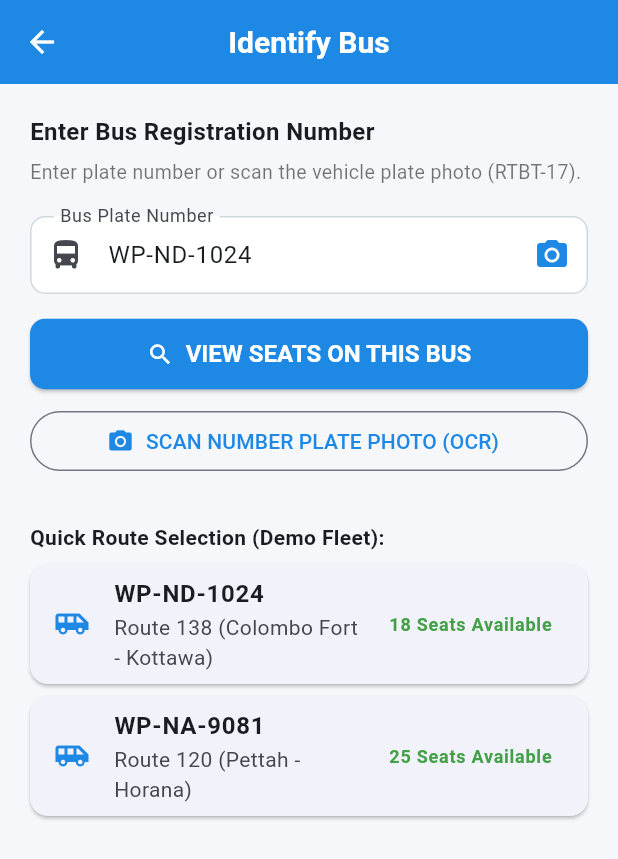
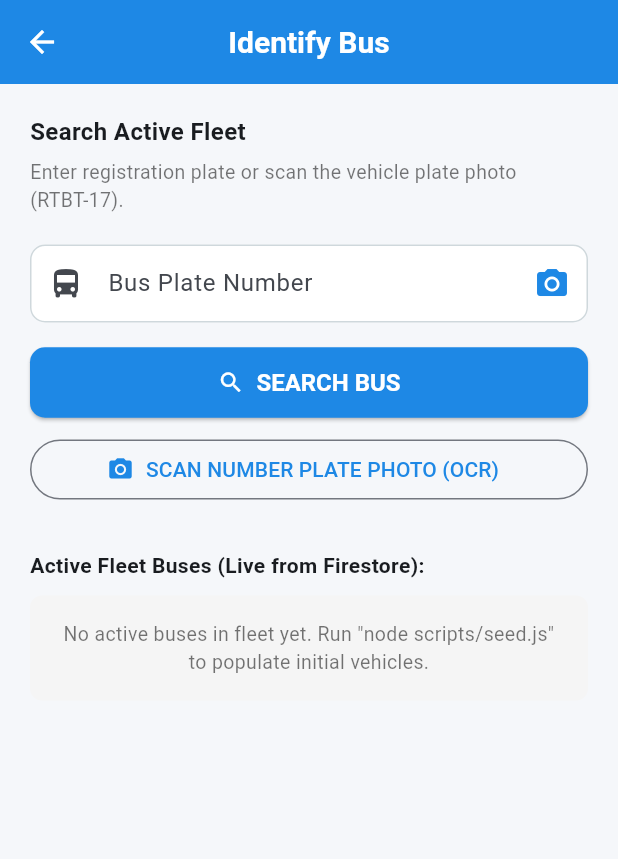
Before and after one commit to wijerathnakaa-dev/real-time-bus-ticket-system, a Flutter app: the FindBusScreen screen opened directly with empty values, on a phone screen of 412 x 824 dp. Shown: the top 859 px of the screen. Run offline on Flutter 3.47's test engine with Material 3 defaults, Android fonts, the phone set to English and light mode, and no system bars; our stand-ins replace cloud_firestore, firebase_auth, firebase_core, geolocator, image_picker; missing offline and left inert: google_mlkit_text_recognition; accounts and stored records are empty.

Commit message:
RTBT-17: add RouteModel, dynamic fleet browsing stream, and strict OCR regex

```diff
--- a/lib/screens/passenger/find_bus_screen.dart
+++ b/lib/screens/passenger/find_bus_screen.dart
@@ -21,7 +21,7 @@ class FindBusScreen extends StatefulWidget {
 }
 
 class _FindBusScreenState extends State<FindBusScreen> {
-  final TextEditingController _plateController = TextEditingController(text: 'WP-ND-1024');
+  final TextEditingController _plateController = TextEditingController();
   final BusService _busService = BusService();
   final NumberPlateOcrService _ocrService = NumberPlateOcrService();
 
@@ -35,10 +35,10 @@ class _FindBusScreenState extends State<FindBusScreen> {
     super.dispose();
   }
 
-  void _searchBus() async {
-    final plate = _plateController.text.trim();
+  void _searchBus([String? plateToSearch]) async {
+    final plate = (plateToSearch ?? _plateController.text).trim();
     if (plate.isEmpty) {
-      setState(() => _errorMessage = 'Please enter a bus number plate.');
+      setState(() => _errorMessage = 'Please enter a bus registration plate.');
       return;
     }
 
@@ -53,7 +53,7 @@ class _FindBusScreenState extends State<FindBusScreen> {
 
       if (bus == null) {
         setState(() {
-          _errorMessage = 'Bus "$plate" not found in active fleet.';
+          _errorMessage = 'Bus "$plate" was not found in active fleet.';
           _isLoading = false;
         });
         return;
@@ -91,11 +91,11 @@ class _FindBusScreenState extends State<FindBusScreen> {
     if (recognizedPlate != null) {
       _plateController.text = recognizedPlate;
       setState(() => _isLoading = false);
-      _searchBus();
+      _searchBus(recognizedPlate);
     } else {
       setState(() {
         _isLoading = false;
-        _errorMessage = 'Could not read number plate from photo. Please enter manually.';
+        _errorMessage = 'Could not read a valid number plate from image. Please enter manually.';
       });
     }
   }
@@ -115,12 +115,12 @@ class _FindBusScreenState extends State<FindBusScreen> {
             crossAxisAlignment: CrossAxisAlignment.stretch,
             children: [
               const Text(
-                'Enter Bus Registration Number',
+                'Search Active Fleet',
                 style: TextStyle(fontWeight: FontWeight.bold, fontSize: 16),
               ),
               const SizedBox(height: 6),
               const Text(
-                'Enter plate number or scan the vehicle plate photo (RTBT-17).',
+                'Enter registration plate or scan the vehicle plate photo (RTBT-17).',
                 style: TextStyle(color: Colors.black54, fontSize: 13),
               ),
               const SizedBox(height: 20),
@@ -130,7 +130,7 @@ class _FindBusScreenState extends State<FindBusScreen> {
                   margin: const EdgeInsets.only(bottom: 16),
                   padding: const EdgeInsets.all(12),
                   decoration: BoxDecoration(
-                    color: AppTheme.occupiedRed.withOpacity(0.1),
+                    color: AppTheme.occupiedRed.withValues(alpha: 0.1),
                     borderRadius: BorderRadius.circular(8),
                   ),
                   child: Text(_errorMessage!, style: const TextStyle(color: AppTheme.occupiedRed)),
@@ -152,9 +152,9 @@ class _FindBusScreenState extends State<FindBusScreen> {
               ),
               const SizedBox(height: 16),
               ElevatedButton.icon(
-                onPressed: _searchBus,
+                onPressed: () => _searchBus(),
                 icon: const Icon(Icons.search),
-                label: const Text('VIEW SEATS ON THIS BUS'),
+                label: const Text('SEARCH BUS'),
               ),
               const SizedBox(height: 10),
               OutlinedButton.icon(
@@ -165,33 +165,65 @@ class _FindBusScreenState extends State<FindBusScreen> {
 
               const SizedBox(height: 30),
               const Text(
-                'Quick Route Selection (Demo Fleet):',
+                'Active Fleet Buses (Live from Firestore):',
                 style: TextStyle(fontWeight: FontWeight.bold, fontSize: 14),
               ),
-              const SizedBox(height: 8),
-              _buildDemoBusCard('WP-ND-1024', 'Route 138 (Colombo Fort - Kottawa)', '18 Seats Available'),
-              _buildDemoBusCard('WP-NA-9081', 'Route 120 (Pettah - Horana)', '25 Seats Available'),
+              const SizedBox(height: 10),
+
+              StreamBuilder<List<BusModel>>(
+                stream: _busService.streamActiveBuses(),
+                builder: (context, snapshot) {
+                  if (snapshot.connectionState == ConnectionState.waiting) {
+                    return const Center(child: Padding(
+                      padding: EdgeInsets.all(16.0),
+                      child: CircularProgressIndicator(),
+                    ));
+                  }
+
+                  final buses = snapshot.data ?? [];
+                  if (buses.isEmpty) {
+                    return Container(
+                      padding: const EdgeInsets.all(16),
+                      decoration: BoxDecoration(
+                        color: Colors.grey.shade100,
+                        borderRadius: BorderRadius.circular(8),
+                      ),
+                      child: const Text(
+                        'No active buses in fleet yet. Run "node scripts/seed.js" to populate initial vehicles.',
+                        style: TextStyle(color: Colors.black54, fontSize: 13),
+                        textAlign: TextAlign.center,
+                      ),
+                    );
+                  }
+
+                  return ListView.builder(
+                    shrinkWrap: true,
+                    physics: const NeverScrollableScrollPhysics(),
+                    itemCount: buses.length,
+                    itemBuilder: (context, index) {
+                      final bus = buses[index];
+                      return Card(
+                        elevation: 1,
+                        margin: const EdgeInsets.only(bottom: 8),
+                        child: ListTile(
+                          leading: const Icon(Icons.airport_shuttle, color: AppTheme.primaryBlue),
+                          title: Text(bus.plateNumber, style: const TextStyle(fontWeight: FontWeight.bold)),
+                          subtitle: Text('Route ${bus.routeNumber} • Status: ${bus.status}'),
+                          trailing: const Icon(Icons.arrow_forward_ios, size: 14),
+                          onTap: () {
+                            _plateController.text = bus.plateNumber;
+                            _searchBus(bus.plateNumber);
+                          },
+                        ),
+                      );
+                    },
+                  );
+                },
+              ),
             ],
           ),
         ),
       ),
     );
   }
-
-  Widget _buildDemoBusCard(String plate, String route, String seats) {
-    return Card(
-      elevation: 1,
-      margin: const EdgeInsets.only(bottom: 8),
-      child: ListTile(
-        leading: const Icon(Icons.airport_shuttle, color: AppTheme.primaryBlue),
-        title: Text(plate, style: const TextStyle(fontWeight: FontWeight.bold)),
-        subtitle: Text(route),
-        trailing: Text(seats, style: const TextStyle(color: AppTheme.accentGreen, fontWeight: FontWeight.bold, fontSize: 12)),
-        onTap: () {
-          _plateController.text = plate;
-          _searchBus();
-        },
-      ),
-    );
-  }
 }
```
Also changed, not shown: lib/models/route_model.dart (added, +41 -0 lines), lib/screens/passenger/seat_map_screen.dart (+56 -13 lines), lib/services/number_plate_ocr_service.dart (+2 -14 lines).
